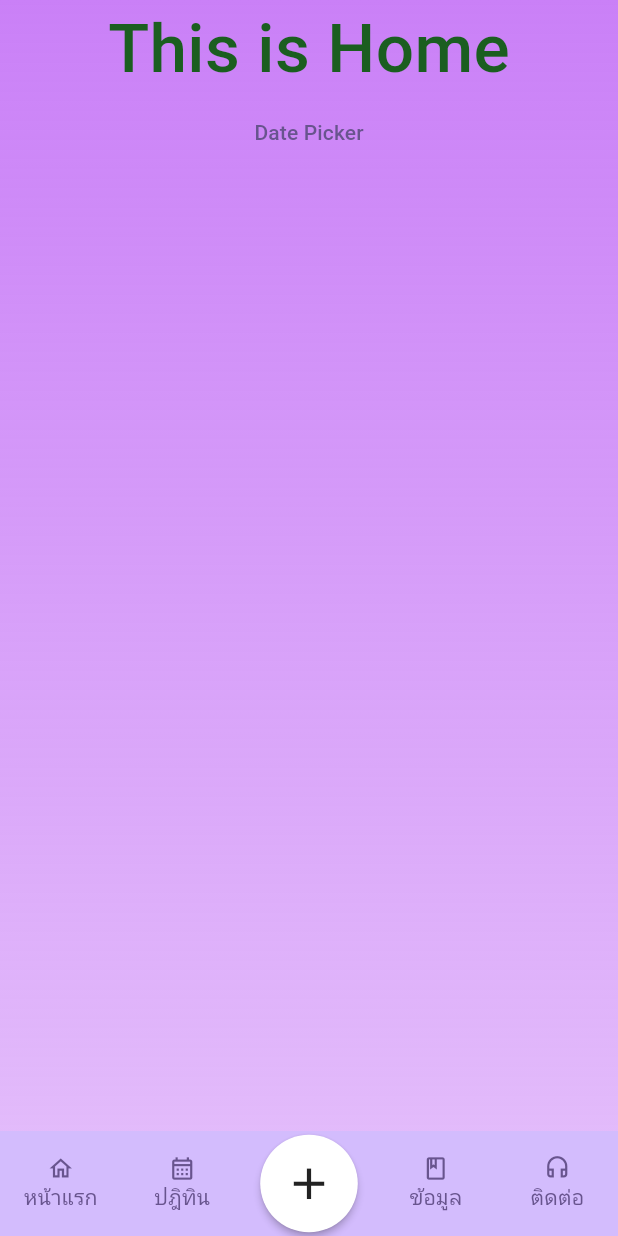
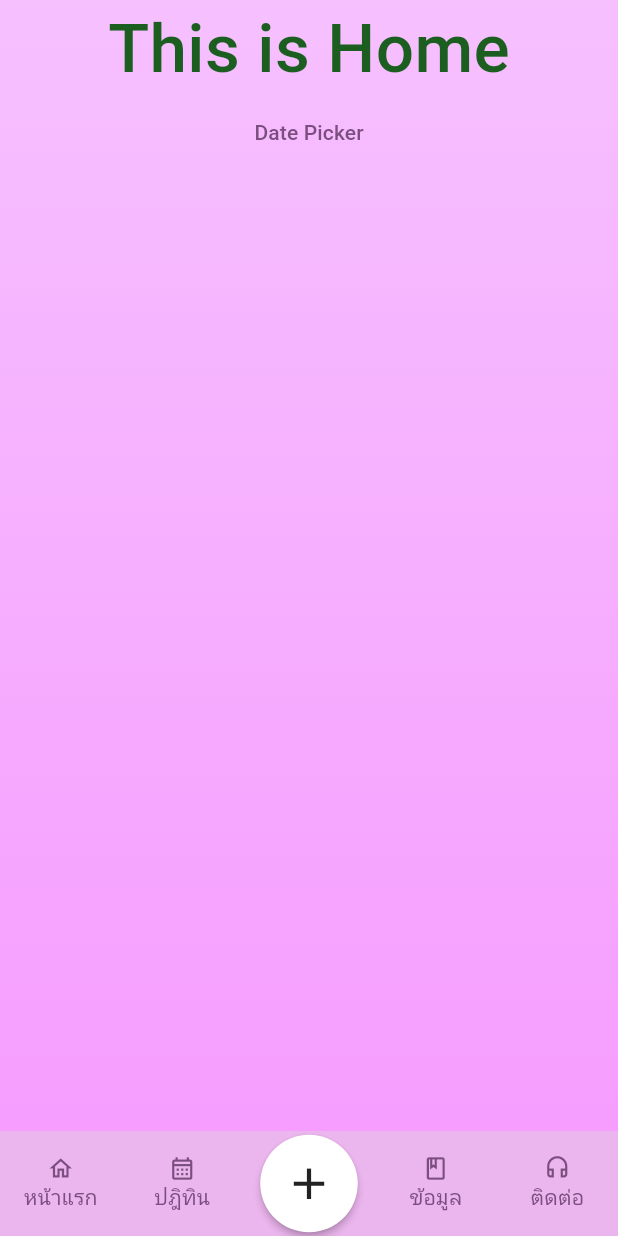
Before and after one commit to Leoevi/epilepsy_care_pmk, a Flutter app: the screen it shows after launch, on a phone screen of 412 x 824 dp. Run offline on Flutter 3.47's test engine with Material 3 defaults, Android fonts, the phone set to English and light mode, and no system bars; our stand-ins replace fl_chart, table_calendar.

Commit message:
change app color, and remove gradient transparency

```diff
--- a/lib/main.dart
+++ b/lib/main.dart
@@ -19,7 +19,7 @@ class MyApp extends StatelessWidget {
       title: 'Epilepsy Care',
       // To change the app's name, you need to go into each platform's manifest file (https://stackoverflow.com/questions/49353199/how-can-i-change-the-app-display-name-build-with-flutter)
       theme: ThemeData(
-        colorScheme: ColorScheme.fromSeed(seedColor: Colors.deepPurple),
+        colorScheme: ColorScheme.fromSeed(seedColor: Colors.purpleAccent),
         useMaterial3:
             true, // https://docs.flutter.dev/release/breaking-changes/material-3-default
       ),
@@ -65,8 +65,8 @@ class _MyHomePageState extends State<MyHomePage> {
               begin: Alignment.topCenter,
               end: Alignment.bottomCenter,
               colors: [
-            Color(0xFFCA80F7),
-            Color(0x7FCA80F7)
+            Color(0xFFF6C0FF),
+            Color(0xFFF69AFF)
           ] // TODO: use colors from theme instead of hardcoding
               )),
       child: Scaffold(
--- a/lib/screens/commons/screen_with_app_bar.dart
+++ b/lib/screens/commons/screen_with_app_bar.dart
@@ -24,8 +24,8 @@ class ScreenWithAppBar extends StatelessWidget {
               begin: Alignment.topCenter,
               end: Alignment.bottomCenter,
               colors: [
-            Color(0xFFCA80F7),
-            Color(0x7FCA80F7)
+                Color(0xFFF6C0FF),
+                Color(0xFFF69AFF)
           ] // TODO: use colors from theme instead of hardcoding
               )),
       child: Scaffold(
```
